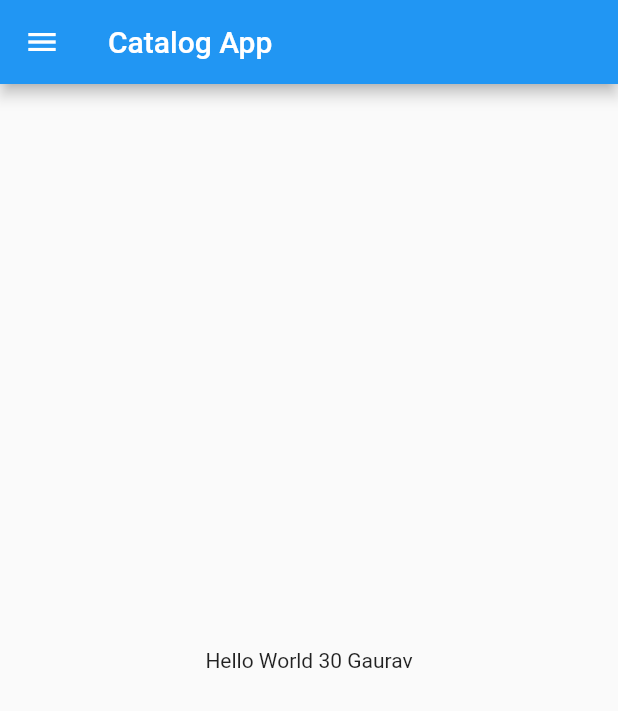
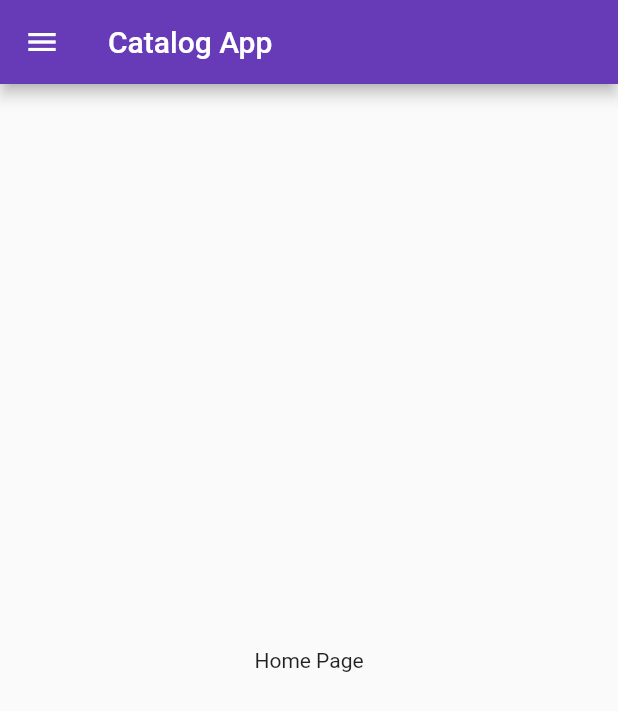
Before and after one commit to Gaurav-Ambekar/FirstFlutterApp, a Flutter app: the screen it shows after launch, on a phone screen of 412 x 824 dp. Shown: the top 711 px of the screen. Run offline on Flutter 3.47's test engine with Material 2 defaults, Android fonts, the phone set to English and light mode, and no system bars.

Commit message:
Day3 completed

```diff
--- a/lib/main.dart
+++ b/lib/main.dart
@@ -1,5 +1,6 @@
 import 'package:flutter/material.dart';
-import 'package:myapp/home_page.dart';
+import 'package:myapp/pages/home_page.dart';
+import 'package:myapp/pages/login_page.dart';
 
 void main() {
   runApp(MyApp());
@@ -9,7 +10,17 @@ class MyApp extends StatelessWidget {
   @override
   Widget build(BuildContext context) {
     return MaterialApp(
-      home: HomePage(),
+      themeMode: ThemeMode.light,
+      theme: ThemeData(primarySwatch: Colors.deepPurple),
+      darkTheme: ThemeData(
+        brightness: Brightness.dark,
+      ),
+      initialRoute: '/home',
+      routes: {
+        '/': (context) => LoginPage(),
+        '/home': (context) => HomePage(),
+        '/login': (context) => LoginPage(),
+      },
     );
   }
 }
--- a/lib/home_page.dart
+++ b/lib/pages/home_page.dart
@@ -12,7 +12,7 @@ class HomePage extends StatelessWidget {
         drawer: Drawer(),
         body: Center(
           child: Container(
-            child: Text("Hello World $days $name"),
+            child: Text("Home Page"),
           ),
         ));
   }
```
Also changed, not shown: lib/pages/login_page.dart (added, +16 -0 lines).
